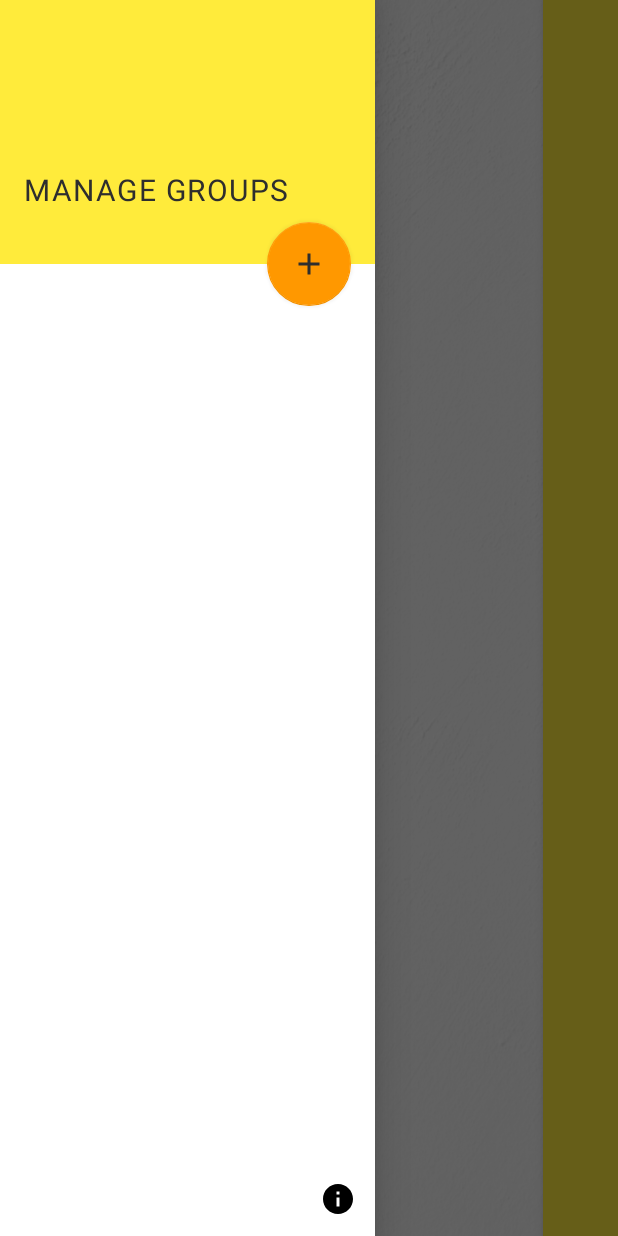
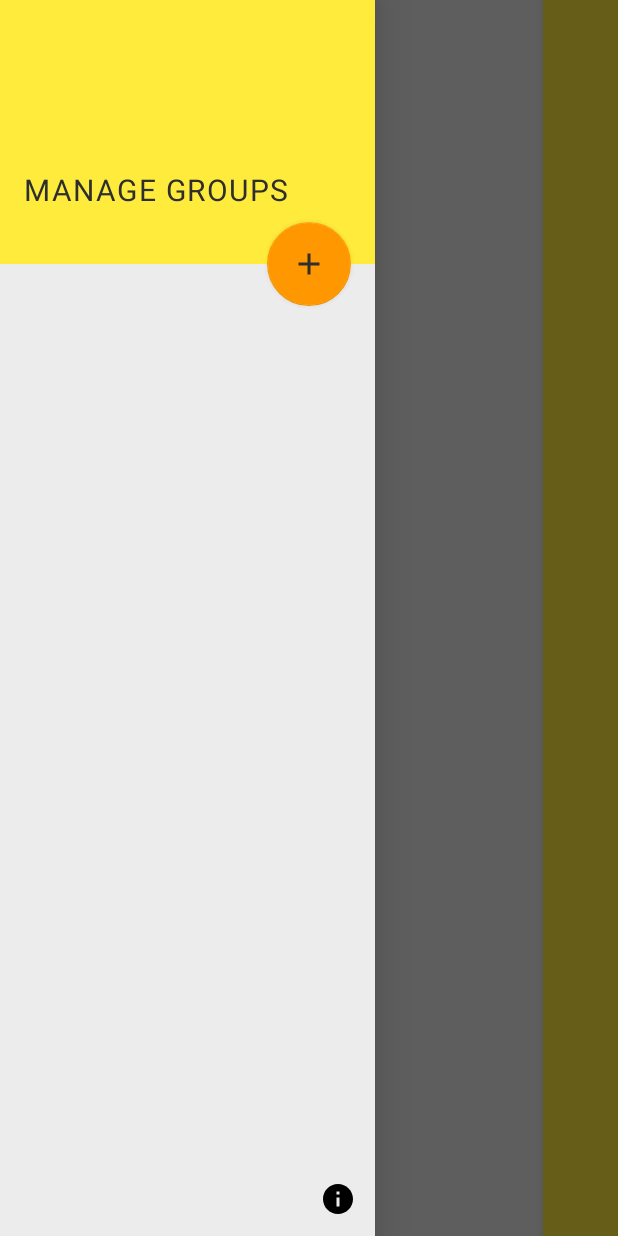
Before and after one commit to DrPlacid/TeachersJournal, an Android app: the screen it shows after launch (MainActivity), on a phone screen of 412 x 824 dp. Run offline under Robolectric (Android 15) with nearby library versions, the phone set to English and light mode, and no system bars; our stand-ins replace Room's generated code.

Commit message:
Add night mode

```diff
--- a/app/src/main/res/drawable/slash.xml
+++ b/app/src/main/res/drawable/slash.xml
@@ -10,7 +10,7 @@
                 android:shape="line" >
                 <stroke
                     android:width="1dp"
-                    android:color="@color/colorDarkGray" />
+                    android:color="@color/colorTextDivider" />
             </shape>
         </rotate>
     </item>
--- a/app/src/main/res/layout/activity_main.xml
+++ b/app/src/main/res/layout/activity_main.xml
@@ -53,7 +53,7 @@
                     android:layout_gravity="start|bottom"
                     android:layout_margin="16dp"
                     android:src="@drawable/ic_add"
-                    android:tint="@color/colorDarkGray"
+                    android:tint="@color/colorItemTint"
                     app:fabSize="normal" />
 
             </FrameLayout>
@@ -78,7 +78,7 @@
                     android:layout_gravity="end|bottom"
                     android:layout_margin="16dp"
                     android:src="@drawable/ic_done"
-                    android:tint="@color/colorDarkGray"
+                    android:tint="@color/colorItemTint"
                     app:fabSize="normal" />
 
             </FrameLayout>
@@ -101,7 +101,7 @@
             android:layout_width="match_parent"
             android:layout_height="0dp"
             android:layout_gravity="bottom"
-            android:background="@color/colorWhite">
+            android:background="@color/color2Background">
 
             <include layout="@layout/layout_hints" />
 
--- a/app/src/main/res/layout/layout_background_main.xml
+++ b/app/src/main/res/layout/layout_background_main.xml
@@ -3,20 +3,20 @@
 <RelativeLayout xmlns:android="http://schemas.android.com/apk/res/android"
     android:layout_width="match_parent"
     android:layout_height="match_parent"
-    android:background="@drawable/paper_table_background">
+    android:background="@color/color2Background">
 
     <View
         android:layout_width="@dimen/row_header_width"
         android:layout_height="match_parent"
         android:layout_alignParentStart="true"
-        android:background="@color/colorBackground"
+        android:background="@color/color1Background"
         android:elevation="5dp" />
 
     <View
         android:layout_width="@dimen/cell_dimens"
         android:layout_height="match_parent"
         android:layout_alignParentEnd="true"
-        android:background="@color/colorBackground"
+        android:background="@color/color1Background"
         android:elevation="5dp" />
 
 </RelativeLayout>
--- a/app/src/main/res/layout/layout_group_item.xml
+++ b/app/src/main/res/layout/layout_group_item.xml
@@ -24,7 +24,7 @@
         android:layout_width="match_parent"
         android:layout_height=".5dp"
         android:layout_gravity="bottom"
-        android:background="@color/colorDarkGray" />
+        android:background="@color/colorTextDivider" />
 
 
 </androidx.cardview.widget.CardView>
--- a/app/src/main/res/layout/layout_navigation_panel.xml
+++ b/app/src/main/res/layout/layout_navigation_panel.xml
@@ -5,14 +5,14 @@
     android:id="@+id/navigationPanelLayout"
     android:layout_width="@dimen/navigation_panel_width"
     android:layout_height="match_parent"
-    android:background="@color/colorWhite">
+    android:background="@color/color2Background">
 
     <RelativeLayout
         android:id="@+id/relativeLayout"
         android:layout_width="match_parent"
         android:layout_height="176dp"
         android:background="@drawable/paper_table_background"
-        android:backgroundTint="@color/colorBackground"
+        android:backgroundTint="@color/color1Background"
         app:layout_constraintEnd_toEndOf="parent"
         app:layout_constraintStart_toStartOf="parent"
         app:layout_constraintTop_toTopOf="parent">
@@ -37,7 +37,7 @@
         android:layout_marginEnd="16dp"
         android:outlineSpotShadowColor="@color/colorTransparentBackground"
         android:src="@drawable/ic_add"
-        android:tint="@color/colorDarkGray"
+        android:tint="@color/colorTextDivider"
         app:layout_constraintBottom_toBottomOf="@+id/relativeLayout"
         app:layout_constraintEnd_toEndOf="parent"
         app:layout_constraintTop_toBottomOf="@+id/relativeLayout" />
--- a/app/src/main/res/layout/layout_row_ender.xml
+++ b/app/src/main/res/layout/layout_row_ender.xml
@@ -5,7 +5,7 @@
     xmlns:app="http://schemas.android.com/apk/res-auto"
     android:layout_width="@dimen/cell_dimens"
     android:layout_height="@dimen/cell_dimens"
-    app:cardBackgroundColor="@color/colorBackground"
+    app:cardBackgroundColor="@color/color1Background"
     app:cardCornerRadius="0dp"
     app:cardElevation="20dp">
 
@@ -16,8 +16,6 @@
         android:clickable="false"
         android:focusable="false"
         android:gravity="center"
-        android:paddingStart="16dp"
-        android:paddingEnd="16dp"
         android:textAllCaps="false"
         android:textSize="15sp" />
 
@@ -25,6 +23,6 @@
         android:layout_width="match_parent"
         android:layout_height="1dp"
         android:layout_gravity="bottom"
-        android:background="@color/colorDarkGray" />
+        android:background="@color/colorTextDivider" />
 
 </androidx.cardview.widget.CardView>
--- a/app/src/main/res/layout/layout_row_header.xml
+++ b/app/src/main/res/layout/layout_row_header.xml
@@ -4,7 +4,7 @@
     xmlns:app="http://schemas.android.com/apk/res-auto"
     android:layout_width="@dimen/row_header_width"
     android:layout_height="@dimen/cell_dimens"
-    app:cardBackgroundColor="@color/colorBackground"
+    app:cardBackgroundColor="@color/color1Background"
     app:cardCornerRadius="0dp"
     app:cardElevation="20dp">
 
@@ -25,6 +25,6 @@
         android:layout_width="match_parent"
         android:layout_height="1dp"
         android:layout_gravity="bottom"
-        android:background="@color/colorDarkGray" />
+        android:background="@color/colorTextDivider" />
 
 </androidx.cardview.widget.CardView>
--- a/app/src/main/res/layout/layout_sum_header.xml
+++ b/app/src/main/res/layout/layout_sum_header.xml
@@ -5,7 +5,7 @@
     android:layout_width="@dimen/cell_dimens"
     android:layout_height="@dimen/top_row_height"
     android:elevation="20dp"
-    app:cardBackgroundColor="@color/colorBackground">
+    app:cardBackgroundColor="@color/color1Background">
 
     <TextView
         android:id="@+id/textViewSum"
@@ -33,6 +33,7 @@
                 android:layout_height="wrap_content"
                 android:layout_gravity="center"
                 android:src="@drawable/ic_add"
+                android:tint="@color/colorItemTint"
                 app:fabSize="mini" />
 
         </FrameLayout>
@@ -43,6 +44,6 @@
         android:layout_width="match_parent"
         android:layout_height="1dp"
         android:layout_gravity="bottom"
-        android:background="@color/colorDarkGray" />
+        android:background="@color/colorTextDivider" />
 
 </androidx.cardview.widget.CardView>
--- /dev/null
+++ b/app/src/main/res/values-night/colors.xml
@@ -0,0 +1,12 @@
+<?xml version="1.0" encoding="utf-8"?>
+<resources>
+    <color name="colorAccent">#F44336</color>
+
+    <color name="colorTextDivider">#FFFFFF</color>
+    <color name="colorItemTint">#2E2E2E</color>
+    <color name="color1Background">#2E2E2E</color>
+    <color name="color2Background">#666666</color>
+    <color name="colorTransparentBackground">#0003DAC5</color>
+
+    <color name="colorGray">#A8A8A8</color>
+</resources>
--- a/app/src/main/res/values/colors.xml
+++ b/app/src/main/res/values/colors.xml
@@ -3,11 +3,12 @@
     <color name="colorPrimary">#FFC107</color>
     <color name="colorPrimaryDark">#000000</color>
     <color name="colorAccent">#FF9800</color>
-    <color name="colorBackground">#FFEB3B</color>
+
+    <color name="colorTextDivider">#2E2E2E</color>
+    <color name="colorItemTint">#2E2E2E</color>
+    <color name="color1Background">#FFEB3B</color>
+    <color name="color2Background">#ECECEC</color>
     <color name="colorTransparentBackground">#0003DAC5</color>
 
-    <color name="colorDarkGray">#2E2E2E</color>
-    <color name="colorGray">#A1A1A1</color>
-    <color name="colorLightGray">#EFEFEF</color>
-    <color name="colorWhite">#FFFFFF</color>
+    <color name="colorGray">#AFAFAF</color>
 </resources>
--- a/app/src/main/res/values/styles.xml
+++ b/app/src/main/res/values/styles.xml
@@ -1,12 +1,11 @@
 <resources>
     <!-- Base application theme. -->
-    <style name="AppTheme" parent="Theme.AppCompat.Light.NoActionBar">
-        <item name="android:forceDarkAllowed">false</item>
+    <style name="AppTheme" parent="Theme.AppCompat.DayNight.NoActionBar">
         <!-- Customize your theme here. -->
-        <item name="colorPrimary">@color/colorBackground</item>
-        <item name="colorPrimaryDark">@color/colorDarkGray</item>
+        <item name="colorPrimary">@color/color1Background</item>
+        <item name="colorPrimaryDark">@color/colorTextDivider</item>
         <item name="colorAccent">@color/colorAccent</item>
-        <item name="android:textColor">@color/colorDarkGray</item>
+        <item name="android:textColor">@color/colorTextDivider</item>
     </style>
 
 </resources>
```
Also changed, not shown: app/src/main/java/com/doctorplacid/holder/CellViewHolder.java (+5 -5 lines), app/src/main/res/layout/layout_cell.xml (+5 -6 lines), app/src/main/res/layout/layout_column_header.xml (+4 -4 lines), app/src/main/res/layout/layout_corner_header.xml (+4 -4 lines).
